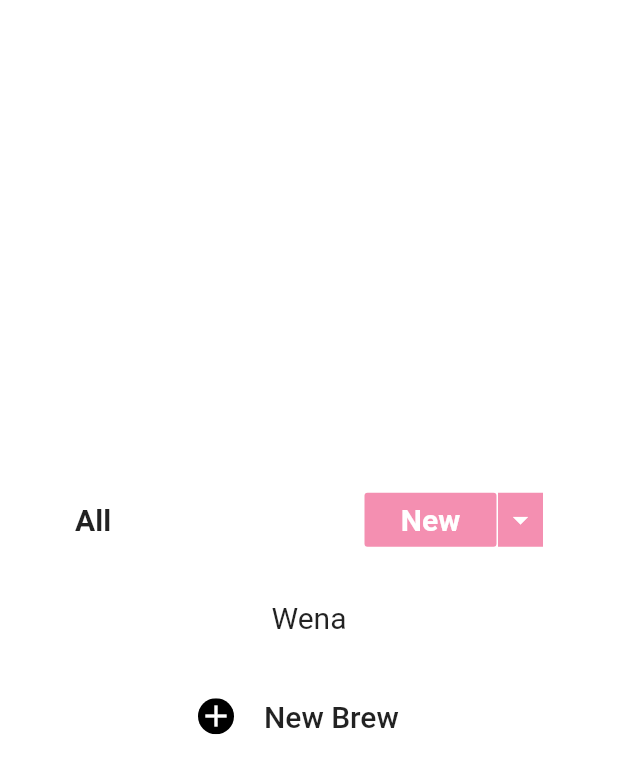
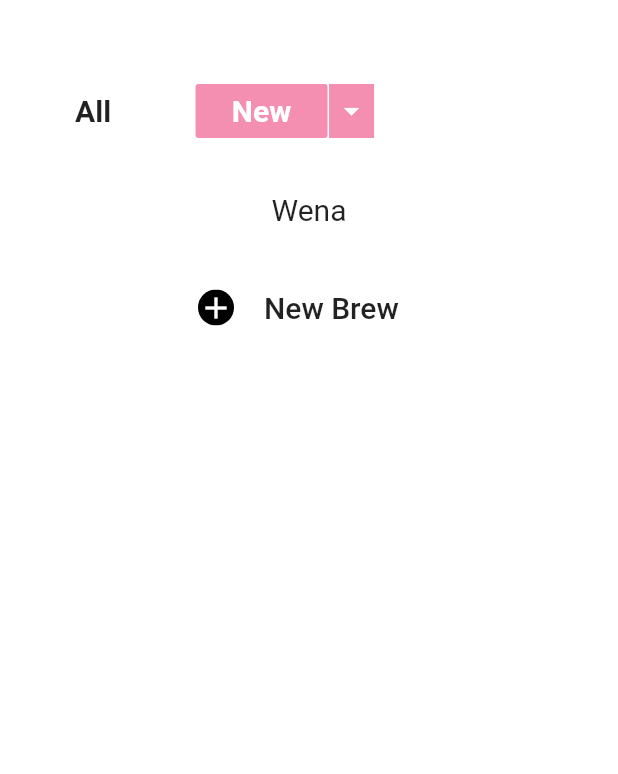
Before and after one commit to juanlatorre/alebrew, a Flutter app: what brewPage() shows on an empty page, opened directly, on a phone screen of 412 x 824 dp. Shown: the top 774 px of the screen. Run offline on Flutter 3.47's test engine with Material 2 defaults, Android fonts, the phone set to English and light mode, and no system bars; our stand-ins replace hive, hive_flutter; accounts and stored records are empty; generated files the repository leaves out were written again.

Commit message:
Add structure to add a search bar

```diff
--- a/lib/src/ui/pages/brew_page.dart
+++ b/lib/src/ui/pages/brew_page.dart
@@ -5,9 +5,8 @@ import 'package:flutter/material.dart';
 Widget brewPage(BuildContext context) {
   return Container(
     color: Colors.white,
-    padding: EdgeInsets.only(right: 50, left: 50),
+    padding: EdgeInsets.only(right: 50, left: 50, top: 50),
     child: Column(
-      mainAxisAlignment: MainAxisAlignment.center,
       crossAxisAlignment: CrossAxisAlignment.center,
       children: <Widget>[
         Row(
@@ -39,6 +38,12 @@ Widget brewPage(BuildContext context) {
                 ArrowDownButton(
                   onPressed: () {}
                 )
+              ]
+            ),
+            SizedBox(height: 30),
+            Row(
+              children: <Widget>[
+
               ]
             )
           ]
```
